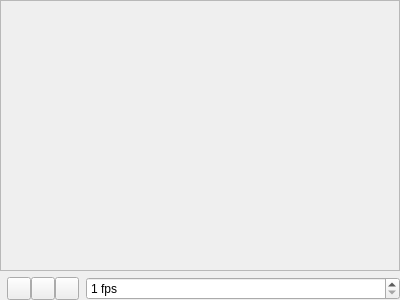
The window that src/dicomview/framechooser.ui (jedrzejowski/sokar-app) describes before a commit, drawn with Qt 5.
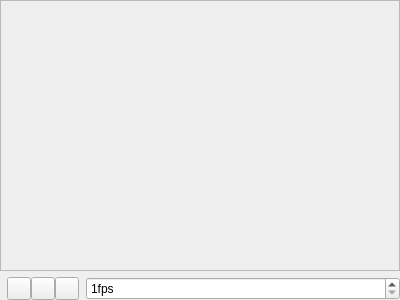
The same window after the commit. Icons and pictures are not drawn.

What changed in the file:
```diff
--- a/src/dicomview/framechooser.ui
+++ b/src/dicomview/framechooser.ui
@@ -95,14 +95,11 @@
       <item>
        <widget class="QSpinBox" name="spinBox">
         <property name="suffix">
-         <string> fps</string>
+                                    <string>fps</string>
         </property>
         <property name="minimum">
          <number>1</number>
         </property>
-        <property name="maximum">
-         <number>24</number>
-        </property>
        </widget>
       </item>
      </layout>
```
Left out of the diff: 2 changed lines with no effect on the pictures. Lines whose indentation alone changed are shown as unchanged.
